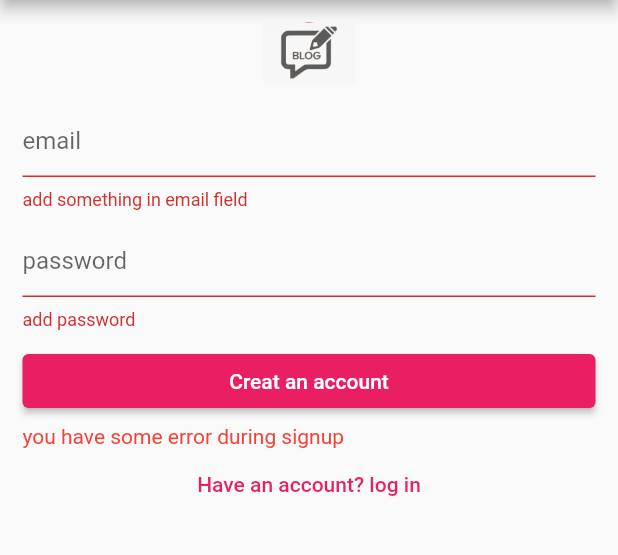
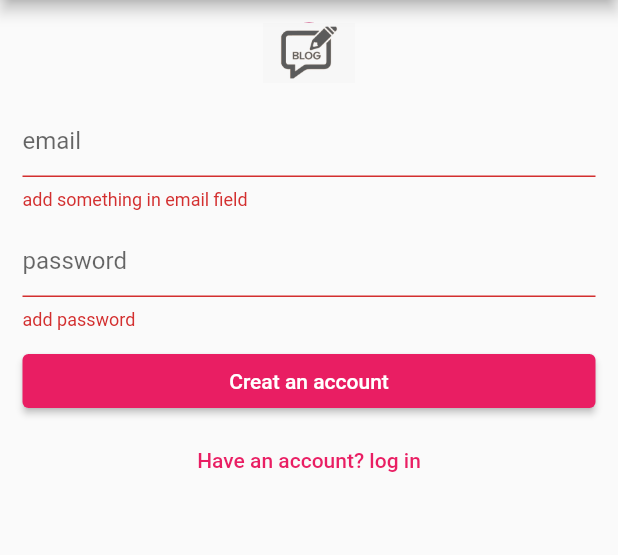
Before and after one commit to Nishesh73/blogapp, a Flutter app: the screen it shows after launch, after a tap on "Creat an account", on a phone screen of 412 x 824 dp, the part 84-639 px from its top. Run offline on Flutter 3.47's test engine with Material 2 defaults, Android fonts, the phone set to English and light mode, and no system bars; our stand-ins replace cloud_firestore, firebase_auth, firebase_core, firebase_storage, image_picker; accounts and stored records are empty.

```diff
--- a/lib/signup.dart
+++ b/lib/signup.dart
@@ -49,6 +49,14 @@ class _MySignUpState extends State<MySignUp> {
 
                       if (_email.isEmpty) {
                         return "add something in email field";
+
+
+                      }
+
+
+                       if(!RegExp(r"^[a-zA-Z0-9.a-zA-Z0-9.!#$%&'*+-/=?^_`{|}~]+@[a-zA-Z0-9]+\.[a-zA-Z]+").hasMatch(_email)){
+
+                        return "provide valid email";
                       }
                     },
                     decoration: InputDecoration(
@@ -67,6 +75,9 @@ class _MySignUpState extends State<MySignUp> {
                       if (_password.isEmpty) {
                         return "add password";
                       }
+                      if(_password.length<=5){
+                        return "password should have atleast 6 character";
+                      }
                     },
                     decoration: InputDecoration(
                       hintText: "password",
@@ -79,29 +90,24 @@ class _MySignUpState extends State<MySignUp> {
                     child: Text("Creat an account"),
                     onPressed: () async {
                       if (_formkey.currentState!.validate()) {
-                        dynamic val =
-                            await authenticate.sigUp(_email, _password);
+
+                            await authenticate.sigUp(_email, _password, context);
 
                         // print(_email);
                         // print(_password);
 
-                        if (val == null) {
-                          print("eror is here");
-                        } else {
-                          print("signup is successful");
+
 
                           Navigator.pushNamed(context, "/homes");
-                        }
+
                       }
+
                     },
                   ),
                   SizedBox(
                     height: 5,
                   ),
-                  Text(
-                    error,
-                    style: TextStyle(color: Colors.red),
-                  ),
+
                   TextButton(
                       onPressed: () {
                         Navigator.push(context,
```
Also changed, not shown: lib/authenticate.dart (+32 -15 lines), lib/home.dart (+18 -0 lines), lib/login.dart (+10 -8 lines), pubspec.lock.
